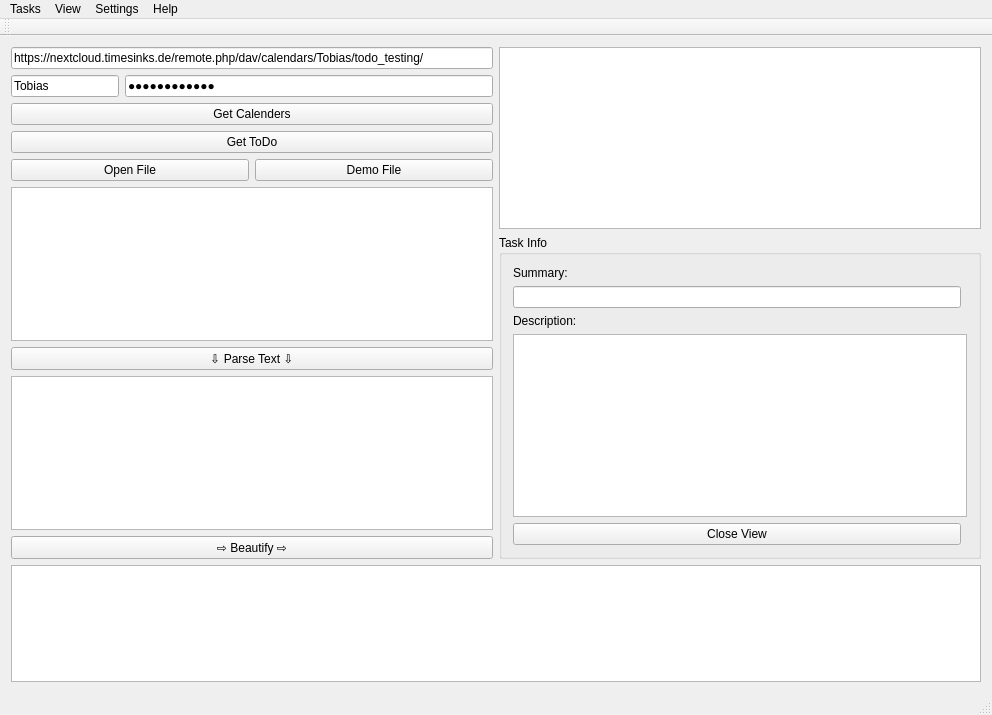
Tercus/ToDo, file mainwindow.ui: the form before one commit.
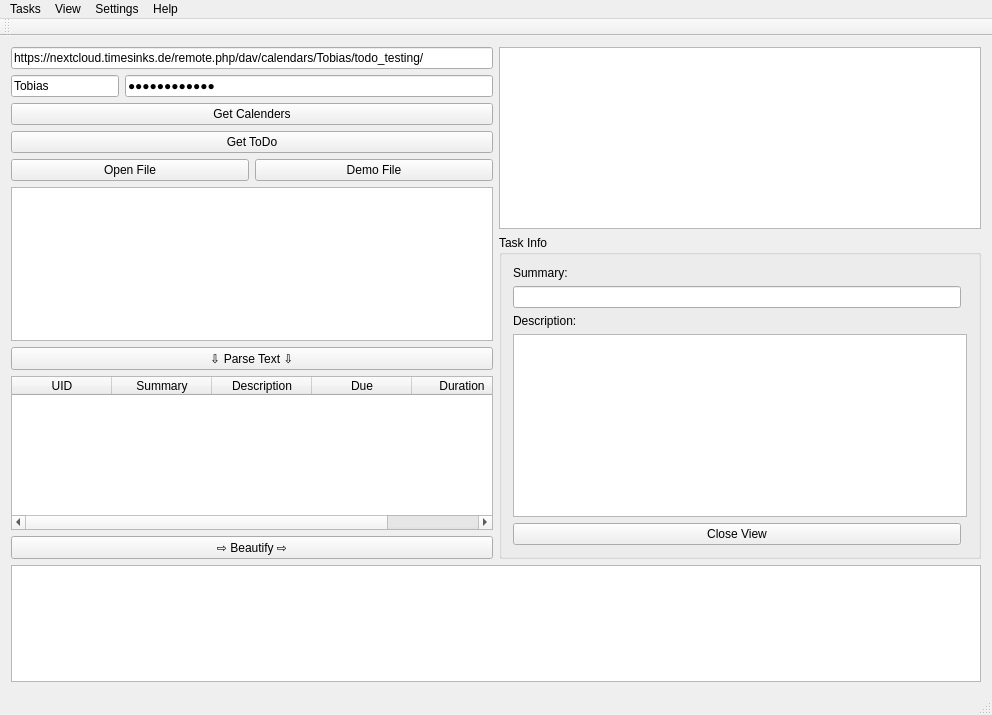
The form after the commit.

```diff
--- a/mainwindow.ui
+++ b/mainwindow.ui
@@ -108,8 +108,33 @@
            <number>0</number>
           </property>
           <property name="columnCount">
-           <number>0</number>
+           <number>5</number>
           </property>
+          <column>
+           <property name="text">
+            <string>UID</string>
+           </property>
+          </column>
+          <column>
+           <property name="text">
+            <string>Summary</string>
+           </property>
+          </column>
+          <column>
+           <property name="text">
+            <string>Description</string>
+           </property>
+          </column>
+          <column>
+           <property name="text">
+            <string>Due</string>
+           </property>
+          </column>
+          <column>
+           <property name="text">
+            <string>Duration</string>
+           </property>
+          </column>
          </widget>
         </item>
         <item>
```
